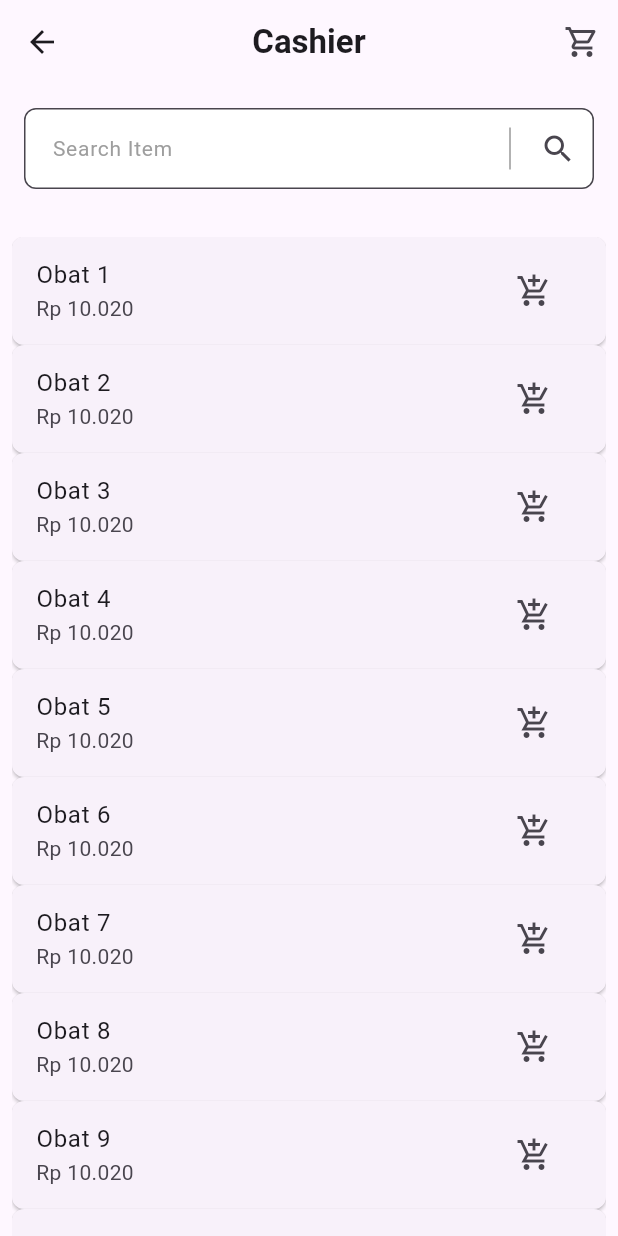
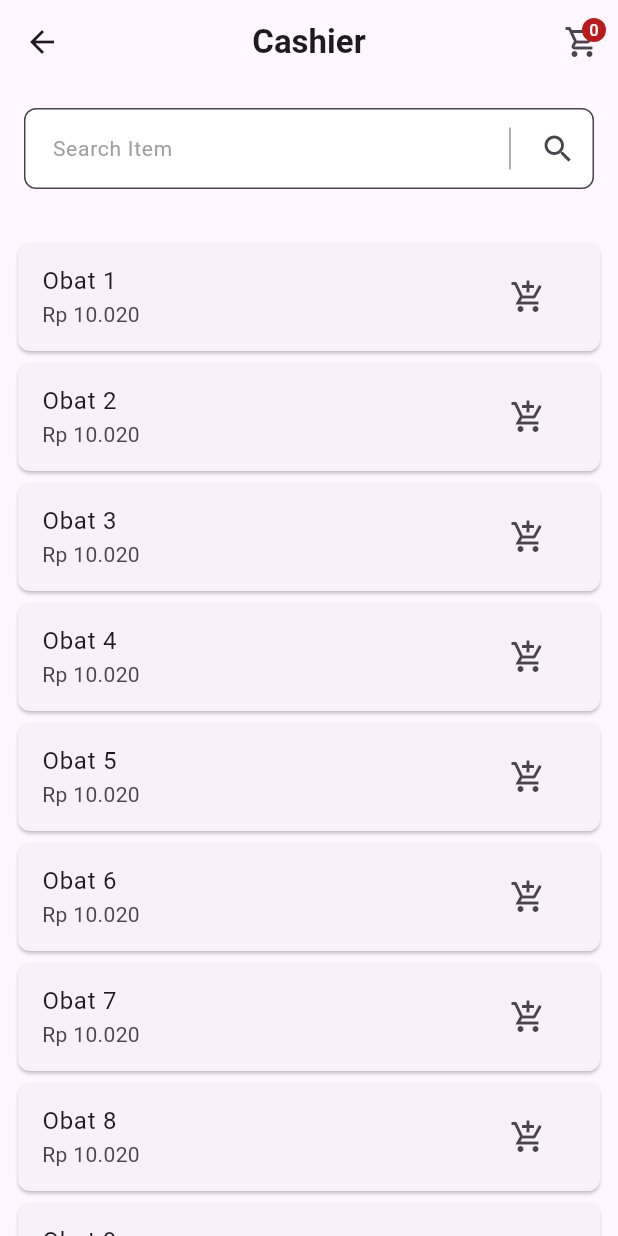
Before and after one commit to yafizh/mitra_cempaka, a Flutter app: the CashierPage screen opened directly, on a phone screen of 412 x 824 dp. Run offline on Flutter 3.47's test engine with Material 3 defaults, Android fonts, the phone set to English and light mode, and no system bars; our stand-ins replace shared_preferences; accounts and stored records are empty.

Commit message:
cart badge

```diff
--- a/lib/pages/cashier_page.dart
+++ b/lib/pages/cashier_page.dart
@@ -19,9 +19,14 @@ class CashierPage extends StatelessWidget {
 
     return ChangeNotifierProvider(
       create: (context) => CartModel(),
-      child: Scaffold(
+      child: Consumer<CartModel>(
+        builder: (context, cart, child) {
+          return Scaffold(
             appBar: AppBar(
-          title: Text("Cashier", style: TextStyle(fontWeight: FontWeight.bold)),
+              title: Text(
+                "Cashier",
+                style: TextStyle(fontWeight: FontWeight.bold),
+              ),
               centerTitle: true,
               actions: [
                 IconButton(
@@ -30,7 +35,10 @@ class CashierPage extends StatelessWidget {
                     //   context,
                     // ).push(MaterialPageRoute(builder: (context) => const CartPage()));
                   },
-              icon: Icon(Icons.shopping_cart_outlined),
+                  icon: Badge.count(
+                    count: cart.totalDrug,
+                    child: Icon(Icons.shopping_cart_outlined),
+                  ),
                 ),
               ],
             ),
@@ -44,7 +52,10 @@ class CashierPage extends StatelessWidget {
                       fillColor: Colors.white,
                       contentPadding: const EdgeInsets.all(15),
                       hintText: 'Search Item',
-                  hintStyle: const TextStyle(color: Colors.grey, fontSize: 14),
+                      hintStyle: const TextStyle(
+                        color: Colors.grey,
+                        fontSize: 14,
+                      ),
                       suffixIcon: SizedBox(
                         width: 100,
                         child: IntrinsicHeight(
@@ -78,10 +89,7 @@ class CashierPage extends StatelessWidget {
                     child: ListView.builder(
                       itemCount: drugs.length,
                       itemBuilder: (BuildContext context, int index) {
-                    return Consumer<CartModel>(
-                      builder: (context, cart, child) {
                         return Card(
-                          margin: EdgeInsets.all(0),
                           shape: RoundedRectangleBorder(
                             borderRadius: BorderRadius.circular(8.0),
                           ),
@@ -109,13 +117,13 @@ class CashierPage extends StatelessWidget {
                           ),
                         );
                       },
-                    );
-                  },
                     ),
                   ),
                 ),
               ],
             ),
+          );
+        },
       ),
     );
   }
```
Lines whose indentation alone changed are shown as unchanged.
